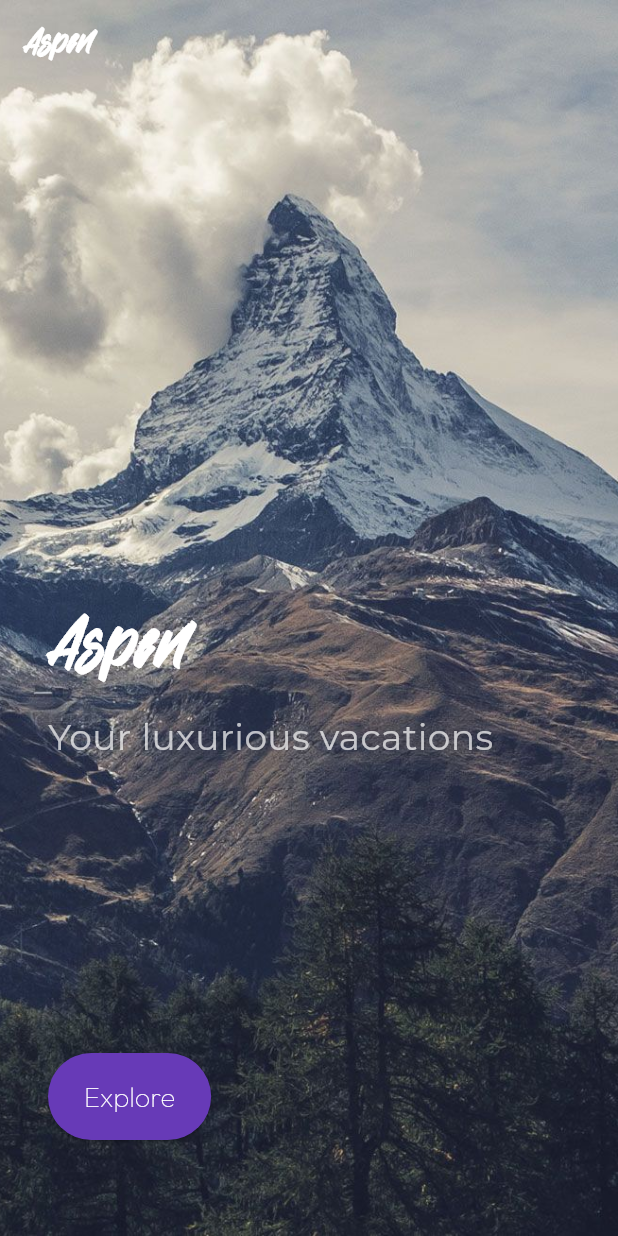
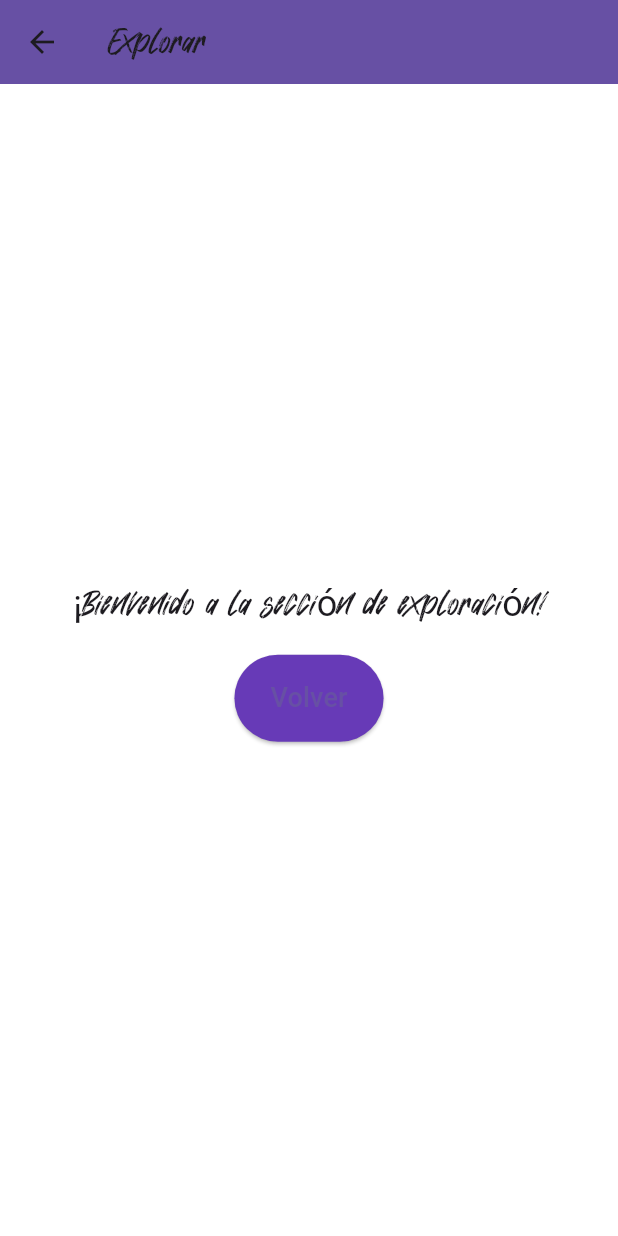
Before and after one commit to jfranuwu/Tarea_1_pmsn2025, a Flutter app: the screen it shows after launch, after a tap on "Explore", on a phone screen of 412 x 824 dp. Run offline on Flutter 3.47's test engine with Material 3 defaults, Android fonts, the phone set to English and light mode, and no system bars; our stand-ins replace google_fonts.

```diff
--- a/lib/main.dart
+++ b/lib/main.dart
@@ -3,6 +3,7 @@ import 'package:flutter/material.dart';
 import 'screens/splash_screen.dart';
 import 'screens/home_screen.dart';  // Nueva importación
 import 'themes/app_themes.dart';
+import 'screens/explore.dart';
 
 void main() {
   runApp(MyApp());
@@ -18,7 +19,9 @@ class MyApp extends StatelessWidget {
       theme: AppThemes.lightTheme,
       home: SplashScreen(),
       routes: {
-        '/home': (context) => const HomeScreen(),
+       // '/home': (context) => const HomeScreen(),
+          '/explore': (context) => const ExploreScreen(),
+
       },
     );
   }
--- /dev/null
+++ b/lib/screens/explore.dart
@@ -0,0 +1,52 @@
+// lib/screens/explore.dart
+import 'package:flutter/material.dart';
+import '../utils/app_fonts.dart';
+import '../themes/app_themes.dart';
+
+class ExploreScreen extends StatelessWidget {
+  const ExploreScreen({Key? key}) : super(key: key);
+
+  @override
+  Widget build(BuildContext context) {
+    return Scaffold(
+      backgroundColor: Colors.white,
+      appBar: AppBar(
+        title: Text(
+          'Explorar',
+          style: TextStyle(
+            fontFamily: 'Hiatus',
+            fontSize: 24,
+          ),
+        ),
+        backgroundColor: Theme.of(context).primaryColor,
+      ),
+      body: Center(
+        child: Column(
+          mainAxisAlignment: MainAxisAlignment.center,
+          children: [
+            Text(
+              '¡Bienvenido a la sección de exploración!',
+              style: TextStyle(
+                fontFamily: 'Hiatus',
+                fontSize: 24,
+              ),
+            ),
+            SizedBox(height: 16),
+            ElevatedButton(
+              onPressed: () {
+                Navigator.pop(context);
+              },
+              child: Padding(
+                padding: const EdgeInsets.symmetric(vertical: 16.0),
+                child: Text(
+                  'Volver',
+                  style: TextStyle(fontSize: 18),
+                ),
+              ),
+            ),
+          ],
+        ),
+      ),
+    );
+  }
+}
--- a/lib/screens/home_screen.dart
+++ b/lib/screens/home_screen.dart
@@ -2,6 +2,7 @@
 import 'package:flutter/material.dart';
 import '../utils/app_fonts.dart';
 import '../themes/app_themes.dart';
+import './explore.dart';
 
 class HomeScreen extends StatelessWidget {
   const HomeScreen({Key? key}) : super(key: key);
@@ -28,44 +29,44 @@ class HomeScreen extends StatelessWidget {
         ),
         child: SafeArea(
           child: Column(
-            crossAxisAlignment: CrossAxisAlignment.start,
+            crossAxisAlignment: CrossAxisAlignment.stretch, // Cambiado de start a stretch
             children: [
-              Expanded(
-                flex: 2,
-                child: Container(),
+              // Título centrado arriba
+              Padding(
+                padding: const EdgeInsets.all(32.0),
+                child: Text(
+                  'Aspen',
+                  style: AppFonts.aspenTitleStyle(48.0),
+                  textAlign: TextAlign.center,
                 ),
+              ),
+
+              // Subtítulo
               Padding(
                 padding: const EdgeInsets.symmetric(horizontal: 32.0),
-                child: Column(
-                  crossAxisAlignment: CrossAxisAlignment.start,
-                  children: [
-                    Text(
-                      'Aspen',
-                      style: AppFonts.aspenTitleStyle(48.0),
-                    ),
-                    SizedBox(height: 8.0),
-                    Text(
+                child: Text(
                   'Your luxurious vacations',
                   style: AppFonts.subtitleStyle(24.0),
                 ),
-                  ],
               ),
-              ),
+
+              // Espacio flexible
               Expanded(
-                flex: 1,
                 child: Container(),
               ),
+
+              // Botón abajo
               Padding(
                 padding: const EdgeInsets.symmetric(horizontal: 32.0, vertical: 24.0),
                 child: ElevatedButton(
                   onPressed: () {
-                    // Aquí podrías navegar a otra pantalla si lo deseas
-                    ScaffoldMessenger.of(context).showSnackBar(
-                      const SnackBar(content: Text('Botón Explore presionado')),
+                    Navigator.push(
+                      context,
+                      MaterialPageRoute(builder: (context) => const ExploreScreen()),
                     );
                   },
                   child: Padding(
-                    padding: const EdgeInsets.symmetric(vertical: 16.0),
+                    padding: const EdgeInsets.symmetric(vertical: 16.0, horizontal: 40.0),
                     child: Text(
                       'Explore',
                       style: AppFonts.botonInicio(18.0),
@@ -73,7 +74,6 @@ class HomeScreen extends StatelessWidget {
                   ),
                 ),
               ),
-              SizedBox(height: 40.0),
             ],
           ),
         ),
--- a/lib/screens/splash_screen.dart
+++ b/lib/screens/splash_screen.dart
@@ -1,7 +1,8 @@
-// lib/screens/splash_screen.dart
+// lib/screens/home_screen.dart
 import 'package:flutter/material.dart';
 import '../utils/app_fonts.dart';
 import '../themes/app_themes.dart';
+import './explore.dart';
 
 class SplashScreen extends StatelessWidget {
   const SplashScreen({Key? key}) : super(key: key);
@@ -10,6 +11,15 @@ class SplashScreen extends StatelessWidget {
   Widget build(BuildContext context) {
     return Scaffold(
       backgroundColor: Colors.transparent,
+      extendBodyBehindAppBar: true,
+      appBar: AppBar(
+        backgroundColor: Colors.transparent,
+        elevation: 0,
+        title: Text(
+          'Aspen',
+          style: AppFonts.aspenTitleStyle(24),
+        ),
+      ),
       body: Container(
         decoration: BoxDecoration(
           image: DecorationImage(
@@ -19,49 +29,57 @@ class SplashScreen extends StatelessWidget {
         ),
         child: SafeArea(
           child: Column(
-            crossAxisAlignment: CrossAxisAlignment.start,
+            crossAxisAlignment: CrossAxisAlignment.stretch,
             children: [
+              // Título centrado arriba
+              Padding(
+                padding: const EdgeInsets.all(32.0),
+                child: Text(
+                  'Aspen',
+                  style: AppFonts.aspenTitleStyle(80.0),
+                  textAlign: TextAlign.center,
+                ),
+              ),
+
+              // Espacio flexible
               Expanded(
-                flex: 2,
                 child: Container(),
               ),
+
+              // Subtítulo y botón
               Padding(
-                padding: const EdgeInsets.symmetric(horizontal: 32.0),
+                padding: const EdgeInsets.symmetric(horizontal: 32.0, vertical: 24.0),
                 child: Column(
-                  crossAxisAlignment: CrossAxisAlignment.start,
+                  crossAxisAlignment: CrossAxisAlignment.stretch,
+                  mainAxisSize: MainAxisSize.min,
                   children: [
                     Text(
-                      'Aspen',
-                      style: AppFonts.aspenTitleStyle(48.0),
+                      'Plan your',
+                      style: AppFonts.subtitleStyle(24.0),
                     ),
-                    SizedBox(height: 8.0),
                     Text(
-                      'Your luxurious vacations',
-                      style: AppFonts.subtitleStyle(24.0),
+                      'Luxurious Vacation',
+                      style: AppFonts.subtitleStyle2(48.0),
+                    ),
+                    const SizedBox(height: 8.0),
+                    ElevatedButton(
+                      onPressed: () {
+                        Navigator.push(
+                          context,
+                          MaterialPageRoute(builder: (context) => const ExploreScreen()),
+                        );
+                      },
+                      child: Padding(
+                        padding: const EdgeInsets.symmetric(vertical: 16.0, horizontal: 40.0),
+                        child: Text(
+                          'Explore',
+                          style: AppFonts.botonInicio(18.0),
+                        ),
+                      ),
                     ),
                   ],
                 ),
               ),
-              Expanded(
-                flex: 1,
-                child: Container(),
-              ),
-              Padding(
-                padding: const EdgeInsets.symmetric(horizontal: 32.0, vertical: 24.0),
-                child: ElevatedButton(
-                  onPressed: () {
-                    Navigator.pushReplacementNamed(context, '/home');
-                  },
-                  child: Padding(
-                    padding: const EdgeInsets.symmetric(vertical: 16.0),
-                    child: Text(
-                      'Explore',
-                      style: TextStyle(fontSize: 18.0),
-                    ),
-                  ),
-                ),
-              ),
-              SizedBox(height: 40.0),
             ],
           ),
         ),
--- a/lib/utils/app_fonts.dart
+++ b/lib/utils/app_fonts.dart
@@ -7,7 +7,7 @@ class AppFonts {
     return TextStyle(
       fontFamily: 'Hiatus',
       fontSize: fontSize,
-      fontWeight: FontWeight.w700,
+      fontWeight: FontWeight.w100,
       color: Colors.white,
     );
   }
@@ -17,6 +17,12 @@ class AppFonts {
       fontSize: fontSize,
       fontWeight: FontWeight.w400,
       color: Colors.white70,
+    );
+  }static TextStyle subtitleStyle2(double fontSize) {
+    return GoogleFonts.montserrat(
+      fontSize: fontSize,
+      fontWeight: FontWeight.w400,
+      color: Colors.white,
     );
   }
 
```
Lines whose indentation alone changed are shown as unchanged.
